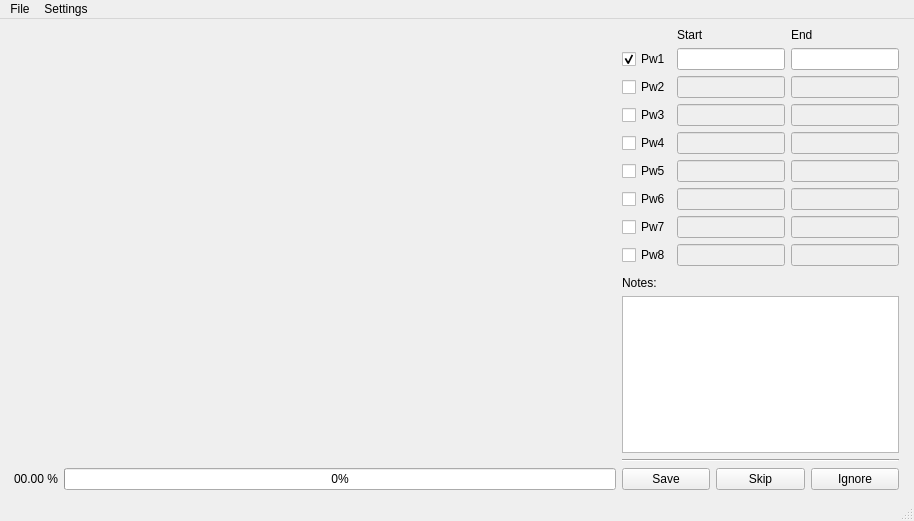
Old version of the form spec_analysis/gui_layouts/mainwindow.ui in the repository mwvgroup/SN-Spectral-Evolution.
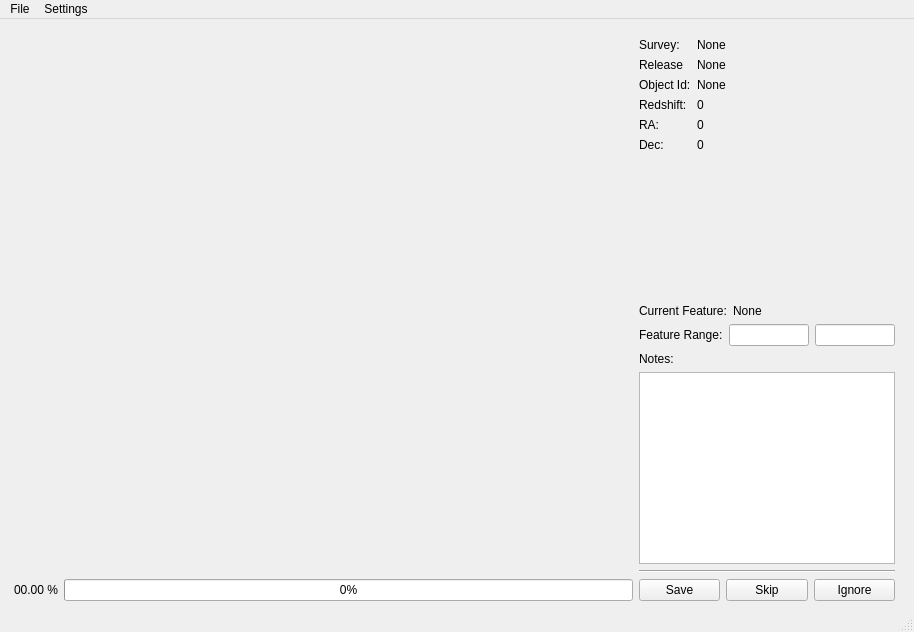
New version of the form. Custom widgets are drawn as their Qt base class.

Diff of the .ui file:
```diff
--- a/spec_analysis/gui_layouts/mainwindow.ui
+++ b/spec_analysis/gui_layouts/mainwindow.ui
@@ -7,16 +7,19 @@
     <x>0</x>
     <y>0</y>
     <width>914</width>
-    <height>521</height>
+    <height>632</height>
    </rect>
   </property>
   <property name="windowTitle">
-   <string>MainWindow</string>
+   <string>Feature Inspector</string>
   </property>
   <widget class="QWidget" name="centralwidget">
    <layout class="QVBoxLayout" name="verticalLayout_2">
     <item>
      <layout class="QHBoxLayout" name="horizontalLayout">
+      <property name="rightMargin">
+       <number>10</number>
+      </property>
       <item>
        <layout class="QVBoxLayout" name="verticalLayout_4">
         <item>
@@ -55,327 +58,94 @@
       <item>
        <layout class="QVBoxLayout" name="verticalLayout_3">
         <item>
-         <layout class="QGridLayout" name="gridLayout">
-          <item row="0" column="1">
-           <widget class="QLabel" name="start_wave_label">
+         <layout class="QFormLayout" name="formLayout_4">
+          <property name="formAlignment">
+           <set>Qt::AlignLeading|Qt::AlignLeft|Qt::AlignTop</set>
+          </property>
+          <property name="topMargin">
+           <number>10</number>
+          </property>
+          <item row="2" column="0">
+           <widget class="QLabel" name="object_id_label">
             <property name="text">
-             <string>Start</string>
-            </property>
-           </widget>
-          </item>
-          <item row="1" column="1">
-           <widget class="QLineEdit" name="pw1_start_line_edit">
-            <property name="sizePolicy">
-             <sizepolicy hsizetype="Fixed" vsizetype="Fixed">
-              <horstretch>0</horstretch>
-              <verstretch>0</verstretch>
-             </sizepolicy>
-            </property>
-            <property name="maxLength">
-             <number>8</number>
+             <string>Object Id:</string>
             </property>
            </widget>
           </item>
           <item row="2" column="1">
-           <widget class="QLineEdit" name="pw2_start_line_edit">
-            <property name="enabled">
-             <bool>false</bool>
-            </property>
-            <property name="sizePolicy">
-             <sizepolicy hsizetype="Fixed" vsizetype="Fixed">
-              <horstretch>0</horstretch>
-              <verstretch>0</verstretch>
-             </sizepolicy>
-            </property>
-            <property name="maxLength">
-             <number>8</number>
-            </property>
-           </widget>
-          </item>
-          <item row="7" column="0">
-           <widget class="QCheckBox" name="pw7_check_box">
+           <widget class="QLabel" name="current_object_id_label">
             <property name="text">
-             <string>Pw7</string>
-            </property>
-           </widget>
-          </item>
-          <item row="1" column="0">
-           <widget class="QCheckBox" name="pw1_check_box">
-            <property name="text">
-             <string>Pw1</string>
-            </property>
-            <property name="checked">
-             <bool>true</bool>
-            </property>
-           </widget>
-          </item>
-          <item row="7" column="2">
-           <widget class="QLineEdit" name="pw7_end_line_edit">
-            <property name="enabled">
-             <bool>false</bool>
-            </property>
-            <property name="sizePolicy">
-             <sizepolicy hsizetype="Fixed" vsizetype="Fixed">
-              <horstretch>0</horstretch>
-              <verstretch>0</verstretch>
-             </sizepolicy>
-            </property>
-            <property name="maxLength">
-             <number>8</number>
-            </property>
-           </widget>
-          </item>
-          <item row="8" column="1">
-           <widget class="QLineEdit" name="pw8_start_line_edit">
-            <property name="enabled">
-             <bool>false</bool>
-            </property>
-            <property name="sizePolicy">
-             <sizepolicy hsizetype="Fixed" vsizetype="Fixed">
-              <horstretch>0</horstretch>
-              <verstretch>0</verstretch>
-             </sizepolicy>
-            </property>
-            <property name="maxLength">
-             <number>8</number>
-            </property>
-           </widget>
-          </item>
-          <item row="4" column="2">
-           <widget class="QLineEdit" name="pw4_end_line_edit">
-            <property name="enabled">
-             <bool>false</bool>
-            </property>
-            <property name="sizePolicy">
-             <sizepolicy hsizetype="Fixed" vsizetype="Fixed">
-              <horstretch>0</horstretch>
-              <verstretch>0</verstretch>
-             </sizepolicy>
-            </property>
-            <property name="maxLength">
-             <number>8</number>
-            </property>
-           </widget>
-          </item>
-          <item row="6" column="2">
-           <widget class="QLineEdit" name="pw6_end_line_edit">
-            <property name="enabled">
-             <bool>false</bool>
-            </property>
-            <property name="sizePolicy">
-             <sizepolicy hsizetype="Fixed" vsizetype="Fixed">
-              <horstretch>0</horstretch>
-              <verstretch>0</verstretch>
-             </sizepolicy>
-            </property>
-            <property name="maxLength">
-             <number>8</number>
-            </property>
-           </widget>
-          </item>
-          <item row="5" column="2">
-           <widget class="QLineEdit" name="pw5_end_line_edit">
-            <property name="enabled">
-             <bool>false</bool>
-            </property>
-            <property name="sizePolicy">
-             <sizepolicy hsizetype="Fixed" vsizetype="Fixed">
-              <horstretch>0</horstretch>
-              <verstretch>0</verstretch>
-             </sizepolicy>
-            </property>
-            <property name="maxLength">
-             <number>8</number>
-            </property>
-           </widget>
-          </item>
-          <item row="3" column="2">
-           <widget class="QLineEdit" name="pw3_end_line_edit">
-            <property name="enabled">
-             <bool>false</bool>
-            </property>
-            <property name="sizePolicy">
-             <sizepolicy hsizetype="Fixed" vsizetype="Fixed">
-              <horstretch>0</horstretch>
-              <verstretch>0</verstretch>
-             </sizepolicy>
-            </property>
-            <property name="maxLength">
-             <number>8</number>
-            </property>
-           </widget>
-          </item>
-          <item row="1" column="2">
-           <widget class="QLineEdit" name="pw1_end_line_edit">
-            <property name="sizePolicy">
-             <sizepolicy hsizetype="Fixed" vsizetype="Fixed">
-              <horstretch>0</horstretch>
-              <verstretch>0</verstretch>
-             </sizepolicy>
-            </property>
-            <property name="maxLength">
-             <number>8</number>
-            </property>
-           </widget>
-          </item>
-          <item row="5" column="0">
-           <widget class="QCheckBox" name="pw5_check_box">
-            <property name="text">
-             <string>Pw5</string>
-            </property>
-           </widget>
-          </item>
-          <item row="5" column="1">
-           <widget class="QLineEdit" name="pw5_start_line_edit">
-            <property name="enabled">
-             <bool>false</bool>
-            </property>
-            <property name="sizePolicy">
-             <sizepolicy hsizetype="Fixed" vsizetype="Fixed">
-              <horstretch>0</horstretch>
-              <verstretch>0</verstretch>
-             </sizepolicy>
-            </property>
-            <property name="maxLength">
-             <number>8</number>
-            </property>
-           </widget>
-          </item>
-          <item row="4" column="1">
-           <widget class="QLineEdit" name="pw4_start_line_edit">
-            <property name="enabled">
-             <bool>false</bool>
-            </property>
-            <property name="sizePolicy">
-             <sizepolicy hsizetype="Fixed" vsizetype="Fixed">
-              <horstretch>0</horstretch>
-              <verstretch>0</verstretch>
-             </sizepolicy>
-            </property>
-            <property name="maxLength">
-             <number>8</number>
-            </property>
-           </widget>
-          </item>
-          <item row="7" column="1">
-           <widget class="QLineEdit" name="pw7_start_line_edit">
-            <property name="enabled">
-             <bool>false</bool>
-            </property>
-            <property name="sizePolicy">
-             <sizepolicy hsizetype="Fixed" vsizetype="Fixed">
-              <horstretch>0</horstretch>
-              <verstretch>0</verstretch>
-             </sizepolicy>
-            </property>
-            <property name="maxLength">
-             <number>8</number>
-            </property>
-           </widget>
-          </item>
-          <item row="8" column="0">
-           <widget class="QCheckBox" name="pw8_check_box">
-            <property name="text">
-             <string>Pw8</string>
-            </property>
-           </widget>
-          </item>
-          <item row="0" column="2">
-           <widget class="QLabel" name="end_wave_label">
-            <property name="text">
-             <string>End</string>
-            </property>
-           </widget>
-          </item>
-          <item row="8" column="2">
-           <widget class="QLineEdit" name="pw8_end_line_edit">
-            <property name="enabled">
-             <bool>false</bool>
-            </property>
-            <property name="sizePolicy">
-             <sizepolicy hsizetype="Fixed" vsizetype="Fixed">
-              <horstretch>0</horstretch>
-              <verstretch>0</verstretch>
-             </sizepolicy>
-            </property>
-            <property name="maxLength">
-             <number>8</number>
-            </property>
-           </widget>
-          </item>
-          <item row="4" column="0">
-           <widget class="QCheckBox" name="pw4_check_box">
-            <property name="text">
-             <string>Pw4</string>
-            </property>
-           </widget>
-          </item>
-          <item row="6" column="1">
-           <widget class="QLineEdit" name="pw6_start_line_edit">
-            <property name="enabled">
-             <bool>false</bool>
-            </property>
-            <property name="sizePolicy">
-             <sizepolicy hsizetype="Fixed" vsizetype="Fixed">
-              <horstretch>0</horstretch>
-              <verstretch>0</verstretch>
-             </sizepolicy>
-            </property>
-            <property name="maxLength">
-             <number>8</number>
+             <string>None</string>
             </property>
            </widget>
           </item>
           <item row="3" column="0">
-           <widget class="QCheckBox" name="pw3_check_box">
+           <widget class="QLabel" name="redshift_label">
             <property name="text">
-             <string>Pw3</string>
-            </property>
-           </widget>
-          </item>
-          <item row="6" column="0">
-           <widget class="QCheckBox" name="pw6_check_box">
-            <property name="text">
-             <string>Pw6</string>
-            </property>
-           </widget>
-          </item>
-          <item row="2" column="0">
-           <widget class="QCheckBox" name="pw2_check_box">
-            <property name="text">
-             <string>Pw2</string>
+             <string>Redshift:</string>
             </property>
            </widget>
           </item>
           <item row="3" column="1">
-           <widget class="QLineEdit" name="pw3_start_line_edit">
-            <property name="enabled">
-             <bool>false</bool>
+           <widget class="QLabel" name="current_redshift_label">
+            <property name="text">
+             <string>0</string>
             </property>
-            <property name="sizePolicy">
-             <sizepolicy hsizetype="Fixed" vsizetype="Fixed">
-              <horstretch>0</horstretch>
-              <verstretch>0</verstretch>
-             </sizepolicy>
+           </widget>
+          </item>
+          <item row="4" column="0">
+           <widget class="QLabel" name="ra_label">
+            <property name="text">
+             <string>RA:</string>
             </property>
-            <property name="maxLength">
-             <number>8</number>
+           </widget>
+          </item>
+          <item row="4" column="1">
+           <widget class="QLabel" name="current_ra_label">
+            <property name="text">
+             <string>0</string>
             </property>
            </widget>
           </item>
-          <item row="2" column="2">
-           <widget class="QLineEdit" name="pw2_end_line_edit">
-            <property name="enabled">
-             <bool>false</bool>
+          <item row="5" column="0">
+           <widget class="QLabel" name="dec_label">
+            <property name="text">
+             <string>Dec:</string>
             </property>
-            <property name="sizePolicy">
-             <sizepolicy hsizetype="Fixed" vsizetype="Fixed">
-              <horstretch>0</horstretch>
-              <verstretch>0</verstretch>
-             </sizepolicy>
+           </widget>
+          </item>
+          <item row="5" column="1">
+           <widget class="QLabel" name="current_dec_label">
+            <property name="text">
+             <string>0</string>
             </property>
-            <property name="maxLength">
-             <number>8</number>
+           </widget>
+          </item>
+          <item row="0" column="0">
+           <widget class="QLabel" name="survey_label">
+            <property name="text">
+             <string>Survey:</string>
+            </property>
+           </widget>
+          </item>
+          <item row="0" column="1">
+           <widget class="QLabel" name="current_survey_label">
+            <property name="text">
+             <string>None</string>
+            </property>
+           </widget>
+          </item>
+          <item row="1" column="0">
+           <widget class="QLabel" name="release_label">
+            <property name="text">
+             <string>Release</string>
+            </property>
+           </widget>
+          </item>
+          <item row="1" column="1">
+           <widget class="QLabel" name="current_release_label">
+            <property name="text">
+             <string>None</string>
             </property>
            </widget>
           </item>
@@ -394,6 +164,85 @@
           </property>
          </spacer>
         </item>
+        <item>
+         <layout class="QFormLayout" name="formLayout_3">
+          <property name="formAlignment">
+           <set>Qt::AlignLeading|Qt::AlignLeft|Qt::AlignTop</set>
+          </property>
+          <item row="0" column="0">
+           <widget class="QLabel" name="feature_label">
+            <property name="text">
+             <string>Current Feature:</string>
+            </property>
+           </widget>
+          </item>
+          <item row="0" column="1">
+           <widget class="QLabel" name="current_feature_label">
+            <property name="text">
+             <string>None</string>
+            </property>
+           </widget>
+          </item>
+         </layout>
+        </item>
+        <item>
+         <layout class="QHBoxLayout" name="horizontalLayout_2">
+          <item>
+           <widget class="QLabel" name="feature_range_label">
+            <property name="text">
+             <string>Feature Range:</string>
+            </property>
+           </widget>
+          </item>
+          <item>
+           <widget class="QLineEdit" name="feature_start_le">
+            <property name="sizePolicy">
+             <sizepolicy hsizetype="Fixed" vsizetype="Fixed">
+              <horstretch>0</horstretch>
+              <verstretch>0</verstretch>
+             </sizepolicy>
+            </property>
+            <property name="maximumSize">
+             <size>
+              <width>80</width>
+              <height>16777215</height>
+             </size>
+            </property>
+            <property name="toolTip">
+             <string>&lt;html&gt;&lt;head/&gt;&lt;body&gt;&lt;p&gt;Feature start wavelength&lt;/p&gt;&lt;/body&gt;&lt;/html&gt;</string>
+            </property>
+            <property name="text">
+             <string/>
+            </property>
+            <property name="maxLength">
+             <number>8</number>
+            </property>
+           </widget>
+          </item>
+          <item>
+           <widget class="QLineEdit" name="feature_end_le">
+            <property name="sizePolicy">
+             <sizepolicy hsizetype="Fixed" vsizetype="Fixed">
+              <horstretch>0</horstretch>
+              <verstretch>0</verstretch>
+             </sizepolicy>
+            </property>
+            <property name="maximumSize">
+             <size>
+              <width>80</width>
+              <height>16777215</height>
+             </size>
+            </property>
+            <property name="toolTip">
+             <string>&lt;html&gt;&lt;head/&gt;&lt;body&gt;&lt;p&gt;Feature end wavelength&lt;/p&gt;&lt;/body&gt;&lt;/html&gt;</string>
+            </property>
+            <property name="maxLength">
+             <number>8</number>
+            </property>
+           </widget>
+          </item>
+         </layout>
+        </item>
         <item>
          <widget class="QLabel" name="notes_label">
           <property name="text">
@@ -445,16 +294,6 @@
         </item>
        </layout>
       </item>
-      <item>
-       <widget class="QFrame" name="right_spacer_frame">
-        <property name="frameShape">
-         <enum>QFrame::StyledPanel</enum>
-        </property>
-        <property name="frameShadow">
-         <enum>QFrame::Raised</enum>
-        </property>
-       </widget>
-      </item>
      </layout>
     </item>
    </layout>
```
Left out of the diff: 251 changed lines with no effect on the pictures.
